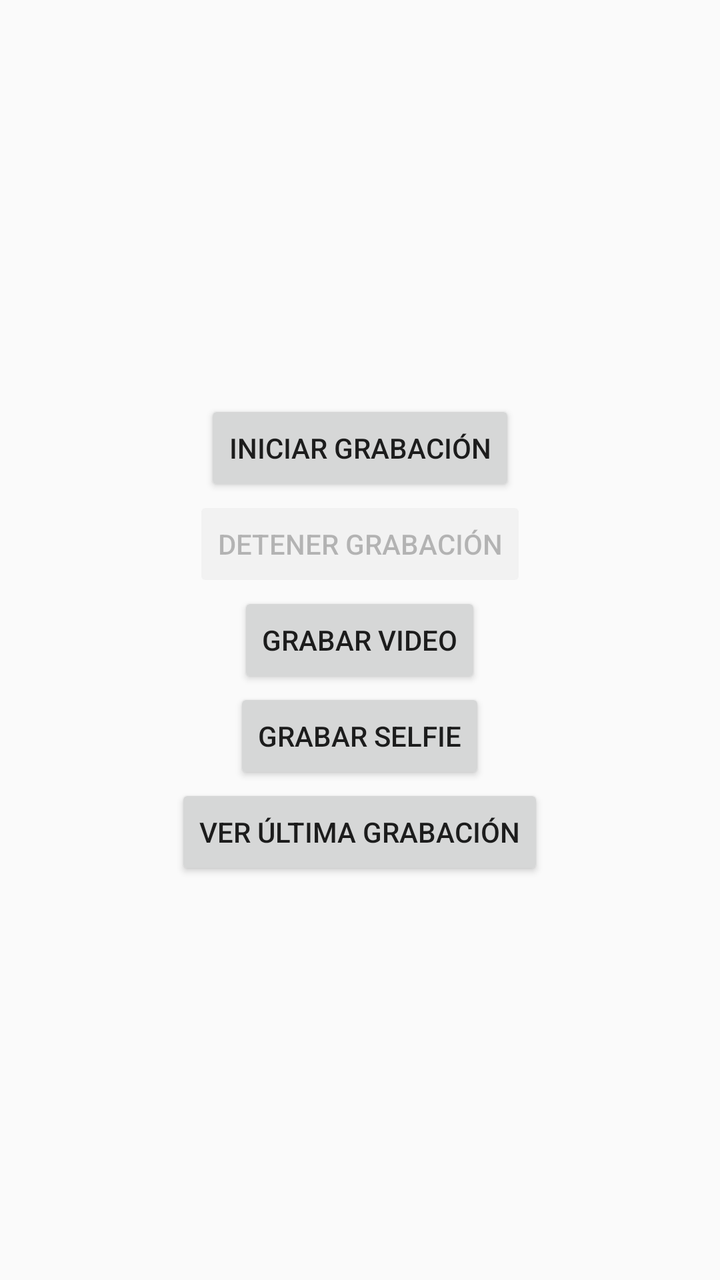
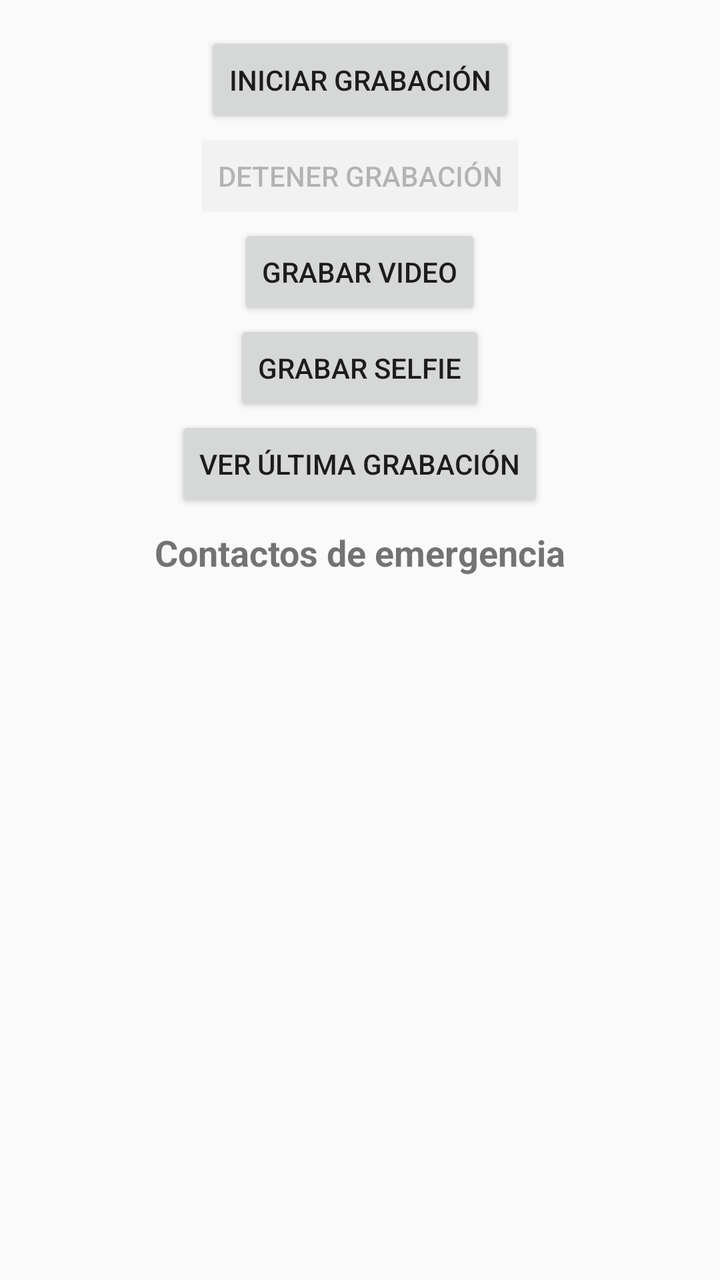

The first picture is an Android layout as it rendered before a commit; the second is the same layout after the commit. The layout source and the unified diff follow.
<!-- AndroidManifest.xml: application theme Theme.AlertaTemprana -->
<!-- res/layout/layout_communications.xml -->
<?xml version="1.0" encoding="utf-8"?>
<LinearLayout xmlns:android="http://schemas.android.com/apk/res/android"
    android:layout_width="match_parent"
    android:layout_height="match_parent"
    android:orientation="vertical"
    android:gravity="center"
    android:padding="16dp">

    <androidx.camera.view.PreviewView
        android:id="@+id/viewFinder"
        android:layout_width="match_parent"
        android:layout_height="360dp"
        android:visibility="gone"/>

    <Button
        android:id="@+id/btnStart"
        android:layout_width="wrap_content"
        android:layout_height="wrap_content"
        android:text="Iniciar Grabación"/>

    <Button
        android:id="@+id/btnStop"
        android:layout_width="wrap_content"
        android:layout_height="wrap_content"
        android:text="Detener Grabación"
        android:enabled="false"/>

    <Button
        android:id="@+id/btnVideo"
        android:layout_width="wrap_content"
        android:layout_height="wrap_content"
        android:text="Grabar Video" />

    <Button
        android:id="@+id/btnSelfie"
        android:layout_width="wrap_content"
        android:layout_height="wrap_content"
        android:text="Grabar Selfie" />

    <Button
        android:id="@+id/btnVerUltima"
        android:layout_width="wrap_content"
        android:layout_height="wrap_content"
        android:text="Ver Última Grabación" />

</LinearLayout>
<!-- resources referenced by this layout -->
<resources>
  <style name="Theme.AlertaTemprana" parent="android:Theme.Material.Light.NoActionBar" />
</resources>

<!-- the commit's change to res/layout/layout_communications.xml (unified diff, before → after) -->
@@ -43,4 +43,26 @@
         android:layout_height="wrap_content"
         android:text="Ver Última Grabación" />
 
+    <TextView
+        android:id="@+id/titulo_contactos"
+        android:layout_width="wrap_content"
+        android:layout_height="wrap_content"
+        android:layout_marginTop="8dp"
+        android:text="Contactos de emergencia"
+        android:textSize="18sp"
+        android:textStyle="bold" />
+
+    <ScrollView
+        android:layout_width="match_parent"
+        android:layout_height="0dp"
+        android:layout_weight="1"
+        android:fillViewport="true">
+
+        <LinearLayout
+            android:id="@+id/listaContactos"
+            android:layout_width="match_parent"
+            android:layout_height="wrap_content"
+            android:orientation="vertical" />
+    </ScrollView>
+
 </LinearLayout>
